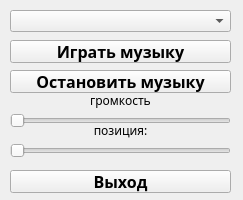
Old version of the form SoundForm.ui in the repository psesg/SoundAlpha.
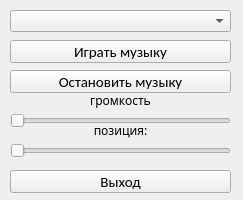
New version of the form. Icons and pictures are not drawn.

Commit message: Win-OK

```diff
--- a/SoundForm.ui
+++ b/SoundForm.ui
@@ -66,10 +66,10 @@
     </property>
     <property name="font">
      <font>
-      <family>Ubuntu Mono</family>
-      <pointsize>12</pointsize>
-      <weight>75</weight>
-      <bold>true</bold>
+      <family>Calibri</family>
+      <pointsize>11</pointsize>
+      <weight>50</weight>
+      <bold>false</bold>
      </font>
     </property>
     <property name="text">
@@ -87,10 +87,10 @@
     </property>
     <property name="font">
      <font>
-      <family>Ubuntu Mono</family>
-      <pointsize>12</pointsize>
-      <weight>75</weight>
-      <bold>true</bold>
+      <family>Calibri</family>
+      <pointsize>11</pointsize>
+      <weight>50</weight>
+      <bold>false</bold>
      </font>
     </property>
     <property name="text">
@@ -108,10 +108,10 @@
     </property>
     <property name="font">
      <font>
-      <family>Ubuntu Mono</family>
-      <pointsize>12</pointsize>
-      <weight>75</weight>
-      <bold>true</bold>
+      <family>Calibri</family>
+      <pointsize>11</pointsize>
+      <weight>50</weight>
+      <bold>false</bold>
      </font>
     </property>
     <property name="text">
```
Left out of the diff: 3 changed lines with no effect on the pictures. The commit also changes 1 other file.
